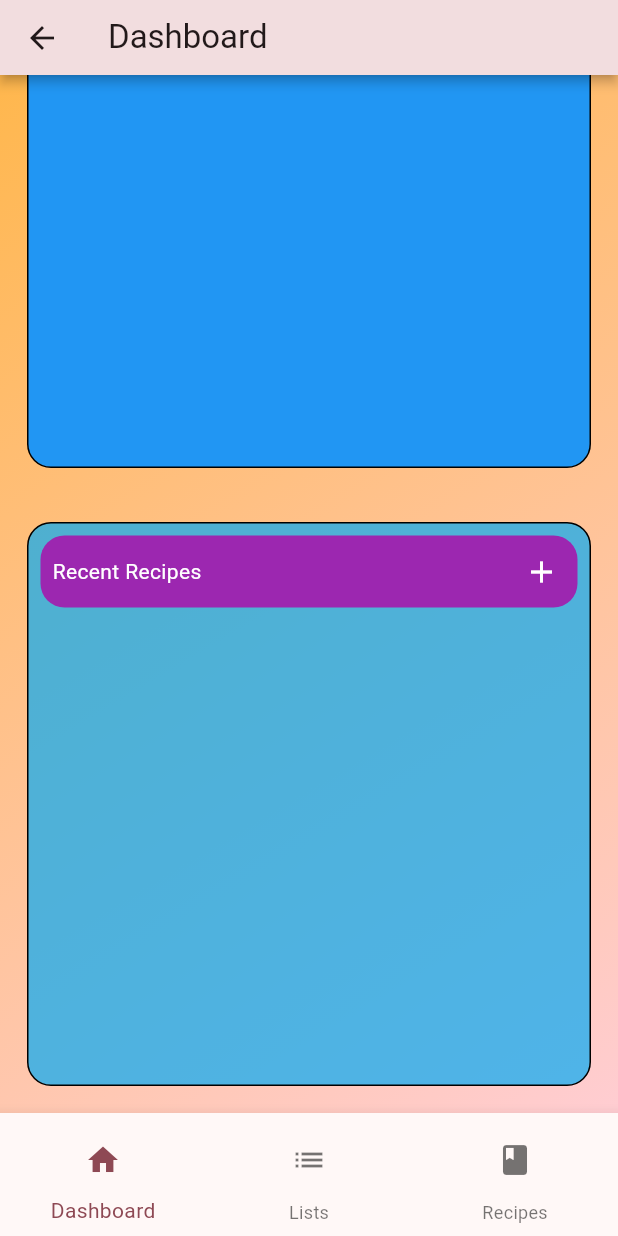
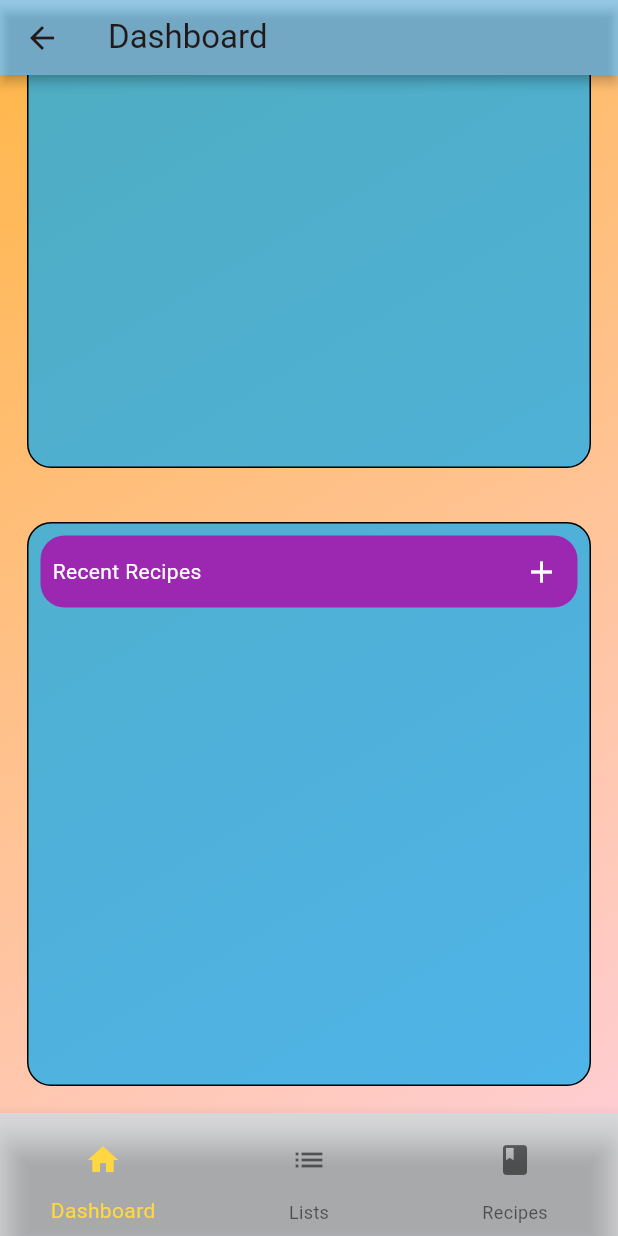
Before and after one commit to BMarx981/GrocerAp2, a Flutter app: the DashboardPage screen opened by its route, scrolled down 544 dp, on a phone screen of 412 x 824 dp. Run offline on Flutter 3.47's test engine with Material 3 defaults, Android fonts, the phone set to English and light mode, and no system bars; our stand-ins replace beamer, drift, flutter_riverpod, riverpod_annotation, sqlite3_flutter_libs; missing offline and left inert: sqlite3; accounts and stored records are empty; generated files the repository leaves out were written again.

Commit message:
Update styles and fix bottom navigation bar.

```diff
--- a/lib/presentation/view/features/app_bar/app_bar.dart
+++ b/lib/presentation/view/features/app_bar/app_bar.dart
@@ -15,6 +15,7 @@ class GrocerAppbar extends StatelessWidget implements PreferredSize {
       shadowColor: Colors.black,
       elevation: 8,
       scrolledUnderElevation: null,
+      backgroundColor: Colors.lightBlue.withValues(alpha: 0.4),
     );
   }
 
--- a/lib/presentation/view/features/bottom_nav_bar/bottom_nav_bar_widget.dart
+++ b/lib/presentation/view/features/bottom_nav_bar/bottom_nav_bar_widget.dart
@@ -1,13 +1,20 @@
 import 'package:beamer/beamer.dart';
 import 'package:flutter/material.dart';
 import 'package:flutter_riverpod/flutter_riverpod.dart';
+import 'package:grocerapp/application/bottom_nav_provider/bottom_nav_provider.dart';
 
 class BottomNavBar extends ConsumerWidget {
-  const BottomNavBar({super.key});
+  const BottomNavBar({super.key, required this.index});
+  final int index;
 
   @override
   Widget build(BuildContext context, WidgetRef ref) {
-    return BottomNavigationBar(items: [
+    final notifier = ref.watch(bottomNavProvider.notifier);
+    return BottomNavigationBar(
+        backgroundColor: Colors.blueGrey.withValues(alpha: 0.2),
+        selectedItemColor: Colors.amberAccent,
+        currentIndex: index,
+        items: [
           BottomNavigationBarItem(
             icon: Semantics(
               label: 'Dashboard button',
@@ -18,6 +25,7 @@ class BottomNavBar extends ConsumerWidget {
                 hoverColor: null,
                 icon: const Icon(Icons.home),
                 onPressed: () {
+                  notifier.bottomNavSelected(0);
                   Beamer.of(context).beamToReplacementNamed('/dashboard');
                 },
               ),
@@ -32,8 +40,9 @@ class BottomNavBar extends ConsumerWidget {
                 key: const Key('bottomnav_lists_button'),
                 icon: const Icon(Icons.list),
                 onPressed: () {
-              Beamer.of(context)
-                  .beamToReplacementNamed('/lists', popToNamed: '/dashboard');
+                  notifier.bottomNavSelected(1);
+                  Beamer.of(context).beamToReplacementNamed('/lists',
+                      popToNamed: '/dashboard');
                 },
               ),
             ),
@@ -47,8 +56,9 @@ class BottomNavBar extends ConsumerWidget {
                 key: const Key('bottomnav_recipes_button'),
                 icon: const Icon(Icons.book),
                 onPressed: () {
-              Beamer.of(context)
-                  .beamToReplacementNamed('/recipes', popToNamed: '/dashboard');
+                  notifier.bottomNavSelected(2);
+                  Beamer.of(context).beamToReplacementNamed('/recipes',
+                      popToNamed: '/dashboard');
                 },
               ),
             ),
--- a/lib/presentation/view/features/dashboard/dashboard_page.dart
+++ b/lib/presentation/view/features/dashboard/dashboard_page.dart
@@ -1,5 +1,6 @@
 import 'package:flutter/material.dart';
 import 'package:flutter_riverpod/flutter_riverpod.dart';
+import 'package:grocerapp/application/bottom_nav_provider/bottom_nav_provider.dart';
 import 'package:grocerapp/presentation/view/features/app_bar/app_bar.dart';
 import 'package:grocerapp/presentation/view/features/bottom_nav_bar/bottom_nav_bar_widget.dart';
 import 'package:grocerapp/presentation/view/features/dashboard/recent_items_grid_widget.dart';
@@ -11,6 +12,7 @@ class DashboardPage extends ConsumerWidget {
 
   @override
   Widget build(BuildContext context, WidgetRef ref) {
+    final currentIndex = ref.watch(bottomNavProvider);
     int gridCount = 2;
     return Scaffold(
       appBar: const GrocerAppbar(
@@ -46,7 +48,7 @@ class DashboardPage extends ConsumerWidget {
           ],
         ),
       ),
-      bottomNavigationBar: const BottomNavBar(),
+      bottomNavigationBar: BottomNavBar(index: currentIndex),
     );
   }
 }
--- a/lib/presentation/view/features/dashboard/recent_lists_widget.dart
+++ b/lib/presentation/view/features/dashboard/recent_lists_widget.dart
@@ -25,7 +25,7 @@ class RecentListsGridWidget extends ConsumerWidget {
           child: Container(
             height: 100,
             decoration: BoxDecoration(
-              color: Colors.blue,
+              color: Colors.lightBlue.withValues(alpha: .7),
               border: Border.all(color: Colors.black),
               borderRadius: BorderRadius.circular(16),
             ),
--- a/lib/presentation/view/features/dashboard/recent_recipes_grid_widget.dart
+++ b/lib/presentation/view/features/dashboard/recent_recipes_grid_widget.dart
@@ -52,6 +52,8 @@ class _RecentRecipesGridWidgetState
                               );
                             }),
                         Expanded(
+                          child: Padding(
+                            padding: const EdgeInsets.all(2.0),
                             child: ListView.builder(
                               itemCount: data.length,
                               itemBuilder: (BuildContext context, int index) {
@@ -72,7 +74,8 @@ class _RecentRecipesGridWidgetState
                                         Expanded(
                                           child: Container(
                                               decoration: BoxDecoration(
-                                              gradient: LinearGradient(colors: [
+                                                gradient:
+                                                    LinearGradient(colors: [
                                                   Colors.white
                                                       .withValues(alpha: .8),
                                                   Colors.white
@@ -85,13 +88,18 @@ class _RecentRecipesGridWidgetState
                                                     width: 2,
                                                     color: Colors.white),
                                               ),
-                                            child: Text(data[index].name)),
+                                              child: Padding(
+                                                padding:
+                                                    const EdgeInsets.all(8.0),
+                                                child: Text(data[index].name),
+                                              )),
                                         ),
                                       ],
                                     ),
                                   ),
                                 );
                               },
+                            ),
                           ),
                         ),
                       ],
--- a/lib/presentation/view/features/recipes/recipes.dart
+++ b/lib/presentation/view/features/recipes/recipes.dart
@@ -1,5 +1,6 @@
 import 'package:flutter/material.dart';
 import 'package:flutter_riverpod/flutter_riverpod.dart';
+import 'package:grocerapp/application/bottom_nav_provider/bottom_nav_provider.dart';
 import 'package:grocerapp/presentation/view/features/app_bar/app_bar.dart';
 import 'package:grocerapp/presentation/view/features/bottom_nav_bar/bottom_nav_bar_widget.dart';
 import 'package:grocerapp/presentation/view/features/recipes/recipe_list_widget.dart';
@@ -9,6 +10,7 @@ class RecipesPage extends ConsumerWidget {
 
   @override
   Widget build(BuildContext context, WidgetRef ref) {
+    final currentIndex = ref.watch(bottomNavProvider);
     return Scaffold(
       appBar: const GrocerAppbar(
         title: "Recipes",
@@ -27,7 +29,7 @@ class RecipesPage extends ConsumerWidget {
           ],
         ),
       ),
-      bottomNavigationBar: const BottomNavBar(),
+      bottomNavigationBar: BottomNavBar(index: currentIndex),
     );
   }
 }
```
Also changed, not shown: lib/application/bottom_nav_provider/bottom_nav_provider.dart (added, +15 -0 lines), lib/presentation/view/features/dashboard/recent_items_grid_widget.dart (+27 -11 lines), lib/presentation/view/features/lists/lists_page.dart (+6 -2 lines), lib/application/bottom_nav_provider/bottom_nav_provider.g.dart (added), lib/domain/repository/grocery_item_repository.g.dart, lib/domain/repository/lists_repository.g.dart, lib/domain/repository/recipe_repository.g.dart. Lines whose indentation alone changed are shown as unchanged.
